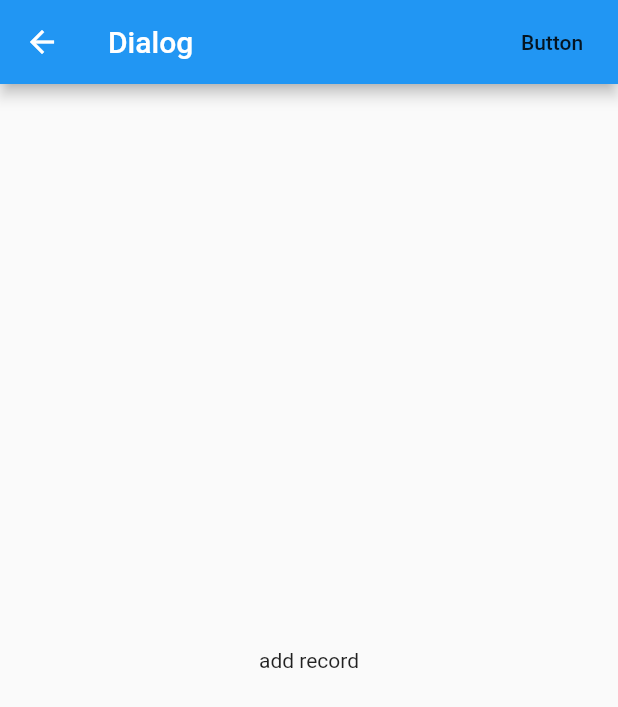
After one commit to Airine/sage-time, a Flutter app: the SageDialog screen opened directly, on a phone screen of 412 x 824 dp. The commit adds this screen. Shown: the top 707 px of the screen. Run offline on Flutter 3.47's test engine with Material 2 defaults, Android fonts, the phone set to English and light mode, and no system bars.

Commit message:
fix the color

```diff
--- a/sage_time/lib/main.dart
+++ b/sage_time/lib/main.dart
@@ -51,13 +51,13 @@ class _MyStatefulWidgetState extends State<MyStatefulWidget> {
   ];
 
   static const List<Color> _homeColors = <Color>[
-    Colors.black,
-    Colors.blue
+    Colors.blue,
+    Colors.black
   ];
 
   static const List<Color> _chartColors = <Color>[
-    Colors.blue,
-    Colors.black
+    Colors.black,
+    Colors.blue
   ];
 
   void _onItemTapped(int index) {
--- /dev/null
+++ b/sage_time/lib/main_dialog.dart
@@ -0,0 +1,26 @@
+import 'package:flutter/material.dart';
+
+class SageDialog extends StatelessWidget {
+  @override
+  Widget build(BuildContext context) {
+    // TODO: implement build
+    return Scaffold(
+      appBar: AppBar(
+        title: Text("Dialog"),
+        actions: [
+          FlatButton(
+            child: Text("Button"),
+            onPressed: () {
+              Navigator.pop(context);
+            },
+          ),
+        ],
+      ),
+      body: Center(
+        child: Text(
+          "add record"
+        ),
+      ),
+    );
+  }
+}
```
